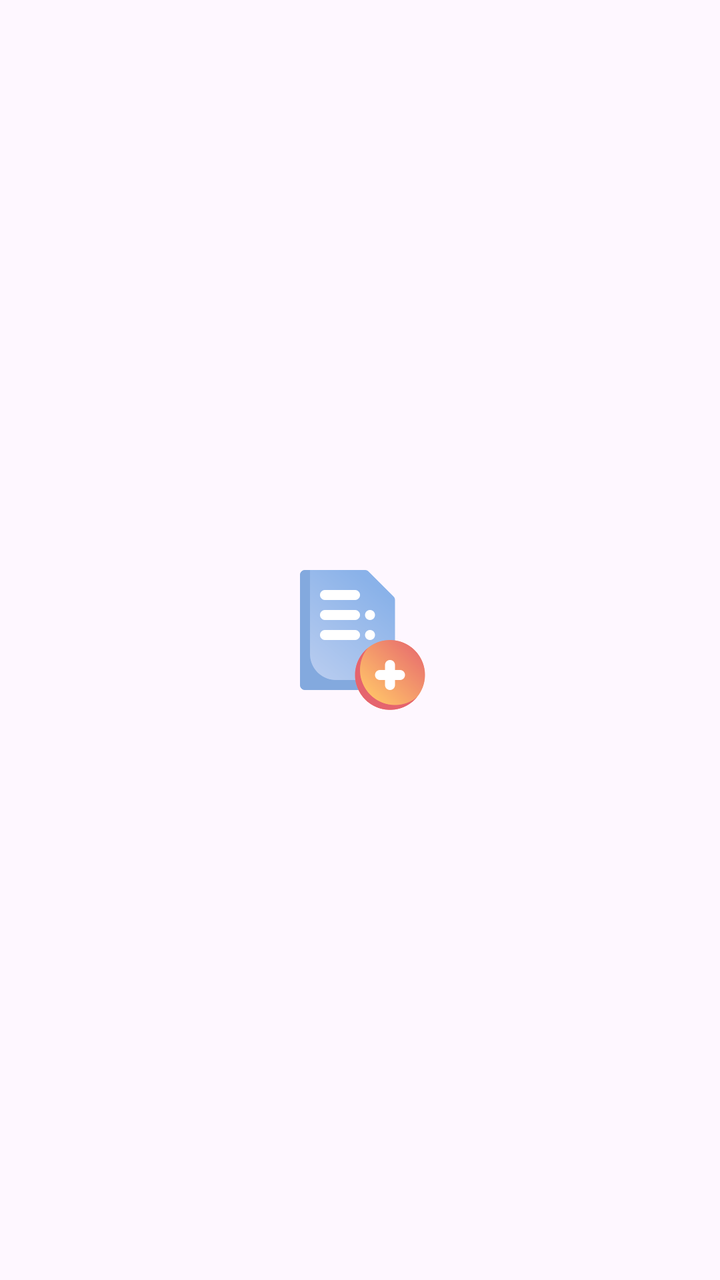
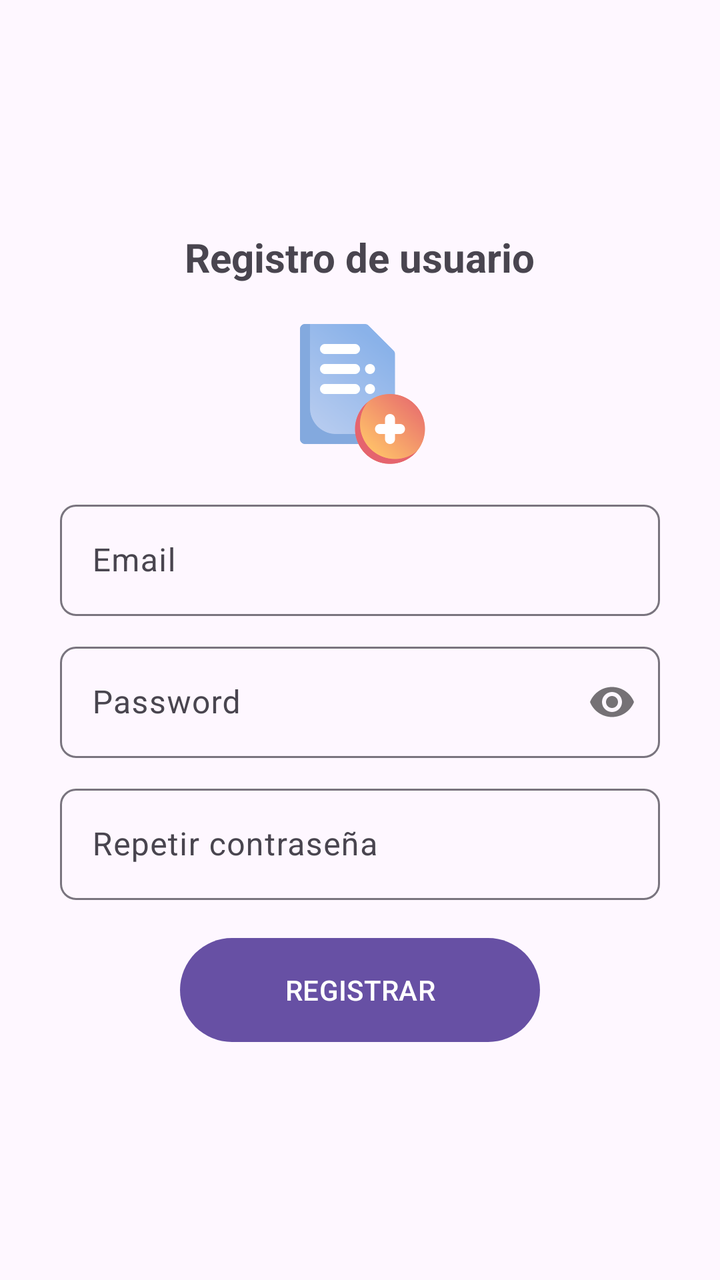

Before-and-after screenshots of an Android layout around one commit, followed by the original layout XML and the change that was made.
<!-- AndroidManifest.xml: application theme Theme.AppCompraYVenta -->
<!-- res/layout/activity_registro_email.xml -->
<?xml version="1.0" encoding="utf-8"?>
<RelativeLayout
    xmlns:android="http://schemas.android.com/apk/res/android"
    xmlns:app="http://schemas.android.com/apk/res-auto"
    xmlns:tools="http://schemas.android.com/tools"
    android:id="@+id/main"
    android:layout_width="match_parent"
    android:layout_height="match_parent"
    tools:context=".RegistroEmail">

    <androidx.appcompat.widget.LinearLayoutCompat
        android:layout_width="match_parent"
        android:layout_height="match_parent"
        android:gravity="center"
        android:orientation="vertical"
        android:padding="30dp">

        <ImageView

            android:layout_width="80dp"
            android:layout_height="80dp"
            android:src="@drawable/registro" />

    </androidx.appcompat.widget.LinearLayoutCompat>

</RelativeLayout>
<!-- resources referenced by this layout -->
<resources>
  <!-- drawable registro: png bitmap (drawable, 28465 bytes) -->
  <style name="Theme.AppCompraYVenta" parent="Base.Theme.AppCompraYVenta" />
  <style name="Base.Theme.AppCompraYVenta" parent="Theme.Material3.DayNight.NoActionBar">
          
          
      </style>
</resources>

<!-- the commit's change to res/layout/activity_registro_email.xml (unified diff, before → after) -->
@@ -15,12 +15,93 @@
         android:orientation="vertical"
         android:padding="30dp">
 
+
+        <TextView
+            android:text="@string/Txt_registro"
+            android:textStyle="bold"
+            android:textSize="20sp"
+            android:layout_width="wrap_content"
+            android:layout_height="wrap_content"
+
+            />
+
         <ImageView
-
+            android:layout_marginTop="15dp"
             android:layout_width="80dp"
             android:layout_height="80dp"
             android:src="@drawable/registro" />
 
+        
+        <com.google.android.material.textfield.TextInputLayout
+            android:layout_width="match_parent"
+            android:layout_height="wrap_content"
+            android:layout_marginTop="10dp"
+            app:boxCornerRadiusBottomStart="8dp"
+            app:boxCornerRadiusTopEnd="8dp"
+            app:boxCornerRadiusBottomEnd="8dp"
+            app:boxCornerRadiusTopStart="8dp"
+            >
+
+            <EditText
+                android:id="@+id/Et_email"
+                android:hint="@string/Et_email"
+                android:inputType="textEmailAddress"
+                android:layout_width="match_parent"
+                android:layout_height="wrap_content"
+                />
+        </com.google.android.material.textfield.TextInputLayout>
+
+        
+        <com.google.android.material.textfield.TextInputLayout
+            android:layout_width="match_parent"
+            android:layout_height="wrap_content"
+            android:layout_marginTop="10dp"
+            app:boxCornerRadiusBottomStart="8dp"
+            app:boxCornerRadiusTopEnd="8dp"
+            app:boxCornerRadiusBottomEnd="8dp"
+            app:boxCornerRadiusTopStart="8dp"
+            app:passwordToggleEnabled="true"
+            >
+
+            <EditText
+                android:id="@+id/Et_password"
+                android:hint="@string/Et_password"
+                android:inputType="textPassword"
+                android:layout_width="match_parent"
+                android:layout_height="wrap_content"
+
+                />
+        </com.google.android.material.textfield.TextInputLayout>
+
+        
+        <com.google.android.material.textfield.TextInputLayout
+            android:layout_width="match_parent"
+            android:layout_height="wrap_content"
+            android:layout_marginTop="10dp"
+            app:boxCornerRadiusBottomStart="8dp"
+            app:boxCornerRadiusTopEnd="8dp"
+            app:boxCornerRadiusBottomEnd="8dp"
+            app:boxCornerRadiusTopStart="8dp"
+            >
+
+            <EditText
+                android:id="@+id/Et_r_password"
+                android:hint="@string/Et_r_password"
+                android:inputType="textPassword"
+                android:layout_width="match_parent"
+                android:layout_height="wrap_content"
+                />
+        </com.google.android.material.textfield.TextInputLayout>
+
+
+        <com.google.android.material.button.MaterialButton
+            android:id="@+id/Btn_registrar"
+            android:text="@string/Btn_registrar"
+            android:textAllCaps="true"
+            android:layout_marginTop="15dp"
+            android:layout_width="180dp"
+            android:layout_height="60dp"
+        />
     </androidx.appcompat.widget.LinearLayoutCompat>
 
 </RelativeLayout>
<!-- resource entries referenced after the edit -->
@@ -1,6 +1,11 @@
 <!-- resources referenced by this layout -->
 <resources>
   <!-- drawable registro: png bitmap (drawable, 28465 bytes) -->
+  <string name="Btn_registrar">Registrar</string>
+  <string name="Et_email">Email</string>
+  <string name="Et_password">Password</string>
+  <string name="Et_r_password">Repetir contraseña</string>
+  <string name="Txt_registro">Registro de usuario</string>
   <style name="Theme.AppCompraYVenta" parent="Base.Theme.AppCompraYVenta" />
   <style name="Base.Theme.AppCompraYVenta" parent="Theme.Material3.DayNight.NoActionBar">
           
